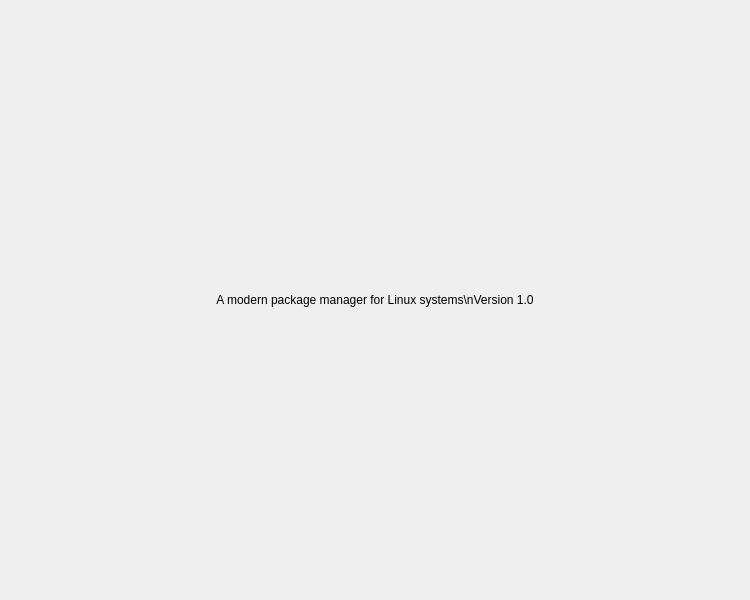
anocweb/apt-ex-package-manager, file src/ui/about_panel.ui: the form before one commit.
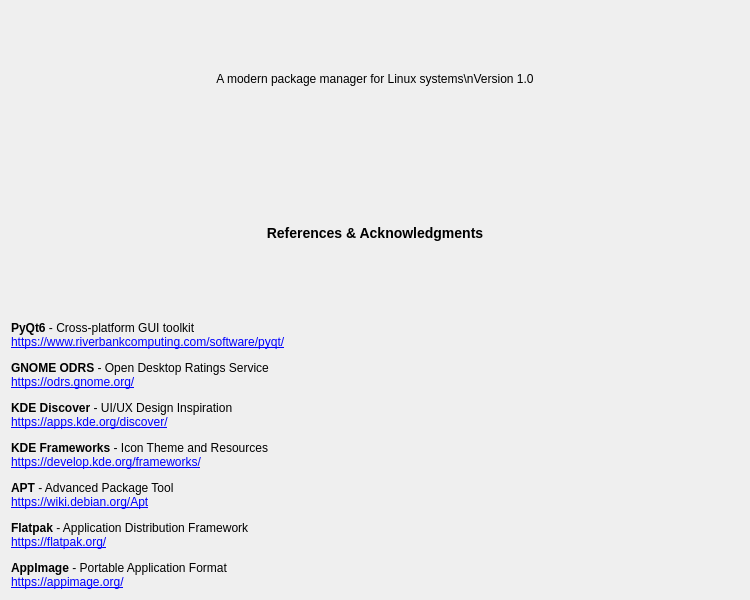
The form after the commit.

Commit message:
Pre-optimization commit: Add ODRS service, rating cache, and performance profiling
- Added ODRS service for app ratings and reviews
- Implemented rating cache model for persistent storage
- Added package list item widget with rating display
- Updated UI panels and settings
- Added Austin profiling files for performance analysis
- Ready for ExpandableItem performance optimizations

Patch:
```diff
--- a/src/ui/about_panel.ui
+++ b/src/ui/about_panel.ui
@@ -12,7 +12,7 @@
   </property>
   <layout class="QVBoxLayout" name="aboutLayout">
    <property name="spacing">
-    <number>0</number>
+    <number>20</number>
    </property>
 
    <item>
@@ -25,6 +25,54 @@
      </property>
     </widget>
    </item>
+   <item>
+    <widget class="QLabel" name="referencesTitle">
+     <property name="text">
+      <string>&lt;h3&gt;References &amp; Acknowledgments&lt;/h3&gt;</string>
+     </property>
+     <property name="alignment">
+      <set>Qt::AlignCenter</set>
+     </property>
+    </widget>
+   </item>
+   <item>
+    <widget class="QLabel" name="referencesContent">
+     <property name="text">
+      <string>&lt;p&gt;&lt;b&gt;PyQt6&lt;/b&gt; - Cross-platform GUI toolkit&lt;br/&gt;
+&lt;a href="https://www.riverbankcomputing.com/software/pyqt/"&gt;https://www.riverbankcomputing.com/software/pyqt/&lt;/a&gt;&lt;/p&gt;
+
+&lt;p&gt;&lt;b&gt;GNOME ODRS&lt;/b&gt; - Open Desktop Ratings Service&lt;br/&gt;
+&lt;a href="https://odrs.gnome.org/"&gt;https://odrs.gnome.org/&lt;/a&gt;&lt;/p&gt;
+
+&lt;p&gt;&lt;b&gt;KDE Discover&lt;/b&gt; - UI/UX Design Inspiration&lt;br/&gt;
+&lt;a href="https://apps.kde.org/discover/"&gt;https://apps.kde.org/discover/&lt;/a&gt;&lt;/p&gt;
+
+&lt;p&gt;&lt;b&gt;KDE Frameworks&lt;/b&gt; - Icon Theme and Resources&lt;br/&gt;
+&lt;a href="https://develop.kde.org/frameworks/"&gt;https://develop.kde.org/frameworks/&lt;/a&gt;&lt;/p&gt;
+
+&lt;p&gt;&lt;b&gt;APT&lt;/b&gt; - Advanced Package Tool&lt;br/&gt;
+&lt;a href="https://wiki.debian.org/Apt"&gt;https://wiki.debian.org/Apt&lt;/a&gt;&lt;/p&gt;
+
+&lt;p&gt;&lt;b&gt;Flatpak&lt;/b&gt; - Application Distribution Framework&lt;br/&gt;
+&lt;a href="https://flatpak.org/"&gt;https://flatpak.org/&lt;/a&gt;&lt;/p&gt;
+
+&lt;p&gt;&lt;b&gt;AppImage&lt;/b&gt; - Portable Application Format&lt;br/&gt;
+&lt;a href="https://appimage.org/"&gt;https://appimage.org/&lt;/a&gt;&lt;/p&gt;</string>
+     </property>
+     <property name="alignment">
+      <set>Qt::AlignTop</set>
+     </property>
+     <property name="textFormat">
+      <enum>Qt::RichText</enum>
+     </property>
+     <property name="openExternalLinks">
+      <bool>true</bool>
+     </property>
+     <property name="wordWrap">
+      <bool>true</bool>
+     </property>
+    </widget>
+   </item>
   </layout>
  </widget>
  <resources/>
```
The commit also changes 18 other files.
